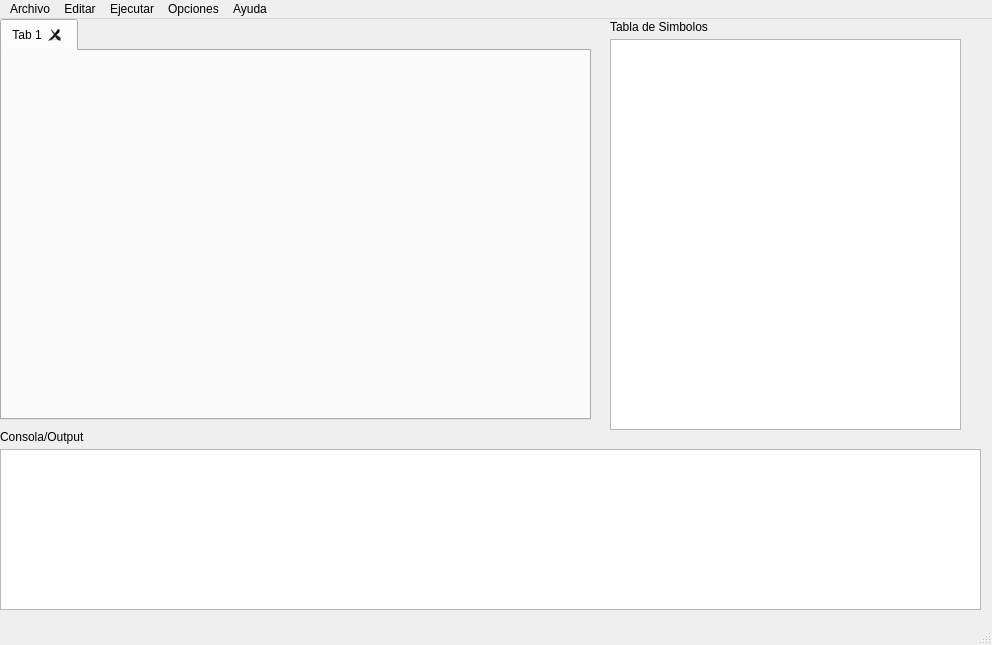
Gary-Joan/Proyecto1_Compi2, file Augus.ui: the form before one commit.
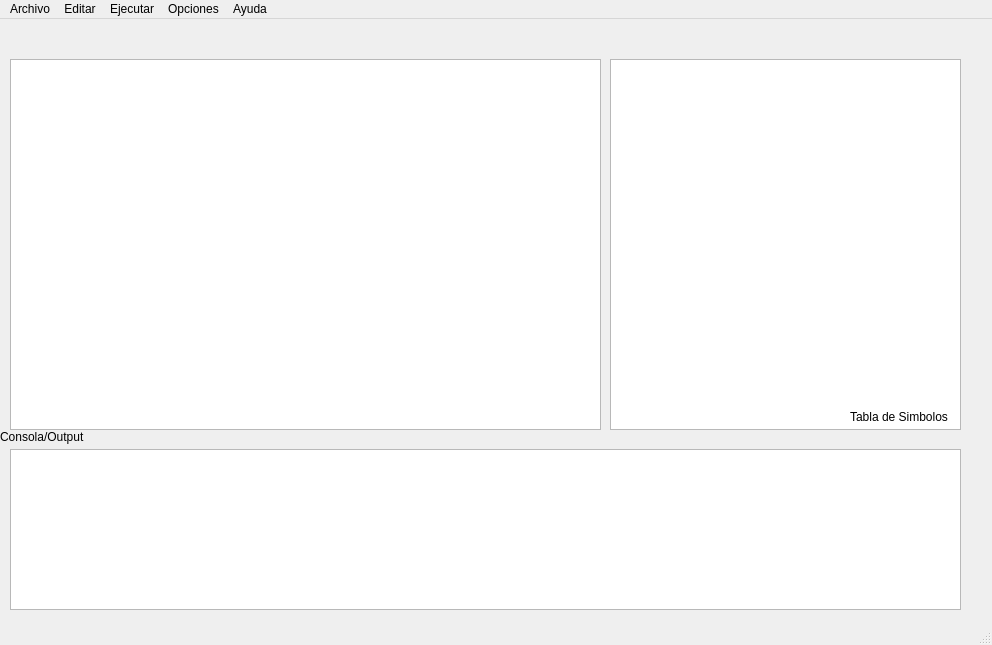
The form after the commit.

What changed in the file:
```diff
--- a/Augus.ui
+++ b/Augus.ui
@@ -14,30 +14,6 @@
    <string>Augus Intepreter</string>
   </property>
   <widget class="QWidget" name="centralwidget">
-   <widget class="QTabWidget" name="tabWidget">
-    <property name="geometry">
-     <rect>
-      <x>0</x>
-      <y>0</y>
-      <width>591</width>
-      <height>401</height>
-     </rect>
-    </property>
-    <property name="currentIndex">
-     <number>0</number>
-    </property>
-    <property name="tabsClosable">
-     <bool>true</bool>
-    </property>
-    <property name="movable">
-     <bool>true</bool>
-    </property>
-    <widget class="QWidget" name="tab">
-     <attribute name="title">
-      <string>Tab 1</string>
-     </attribute>
-    </widget>
-   </widget>
    <widget class="QLabel" name="label">
     <property name="geometry">
      <rect>
@@ -54,9 +30,9 @@
    <widget class="QPlainTextEdit" name="plainTextEdit">
     <property name="geometry">
      <rect>
-      <x>0</x>
+      <x>10</x>
       <y>430</y>
-      <width>981</width>
+      <width>951</width>
       <height>161</height>
      </rect>
     </property>
@@ -65,18 +41,18 @@
     <property name="geometry">
      <rect>
       <x>610</x>
-      <y>20</y>
+      <y>40</y>
       <width>351</width>
-      <height>391</height>
+      <height>371</height>
      </rect>
     </property>
    </widget>
    <widget class="QLabel" name="label_2">
     <property name="geometry">
      <rect>
-      <x>610</x>
-      <y>0</y>
-      <width>101</width>
+      <x>850</x>
+      <y>390</y>
+      <width>111</width>
       <height>16</height>
      </rect>
     </property>
@@ -84,6 +60,16 @@
      <string>Tabla de Simbolos</string>
     </property>
    </widget>
+   <widget class="QPlainTextEdit" name="plainTextEdit_3">
+    <property name="geometry">
+     <rect>
+      <x>10</x>
+      <y>40</y>
+      <width>591</width>
+      <height>371</height>
+     </rect>
+    </property>
+   </widget>
   </widget>
   <widget class="QMenuBar" name="menubar">
    <property name="geometry">
```
Left out of the diff: 2 changed lines with no effect on the pictures.
